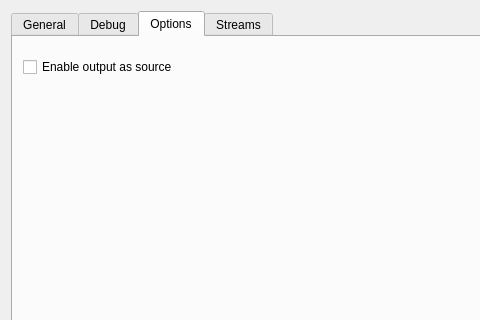
Chr0nos/audio-transfer, file mainwindow.ui: the form before one commit; both pictures show x 0 to 480 and y 0 to 320 of the 576 by 630 pixel window.
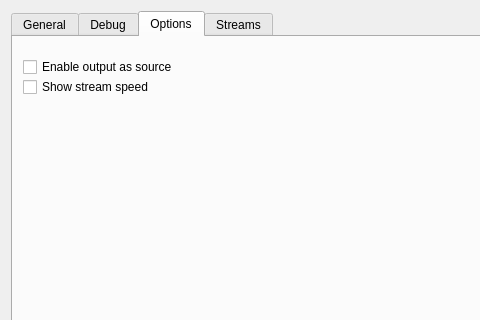
The form after the commit. The open tabs and pages were chosen to show the change.

Commit message: stream monitor system now perfectly works

```diff
--- a/mainwindow.ui
+++ b/mainwindow.ui
@@ -380,6 +380,19 @@
          <string>Enable output as source</string>
         </property>
        </widget>
+       <widget class="QCheckBox" name="checkShowStreamSpeed">
+        <property name="geometry">
+         <rect>
+          <x>10</x>
+          <y>40</y>
+          <width>181</width>
+          <height>20</height>
+         </rect>
+        </property>
+        <property name="text">
+         <string>Show stream speed</string>
+        </property>
+       </widget>
       </widget>
       <widget class="QWidget" name="tab_2">
        <attribute name="title">
```
The commit also changes 5 other files.
